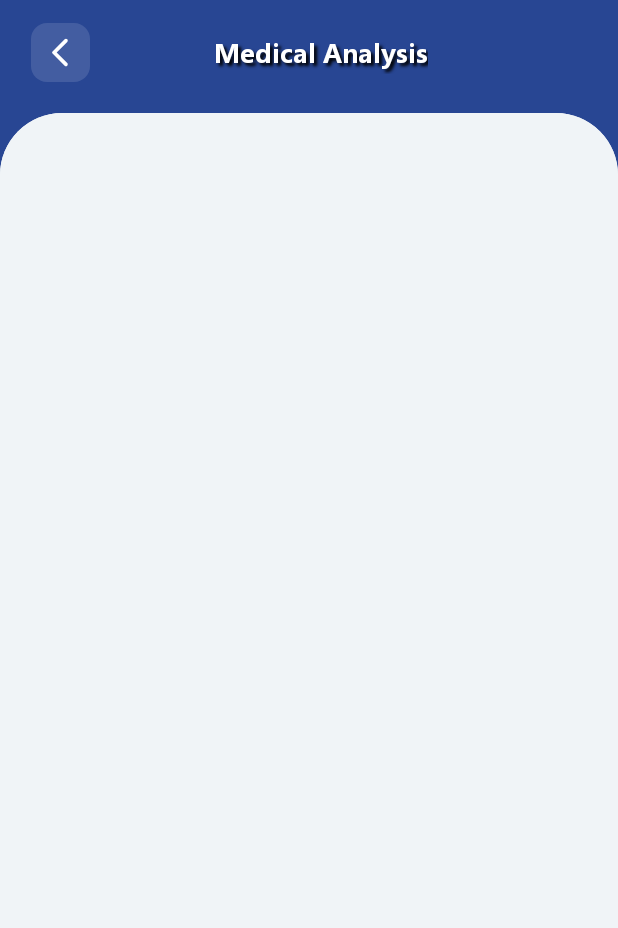
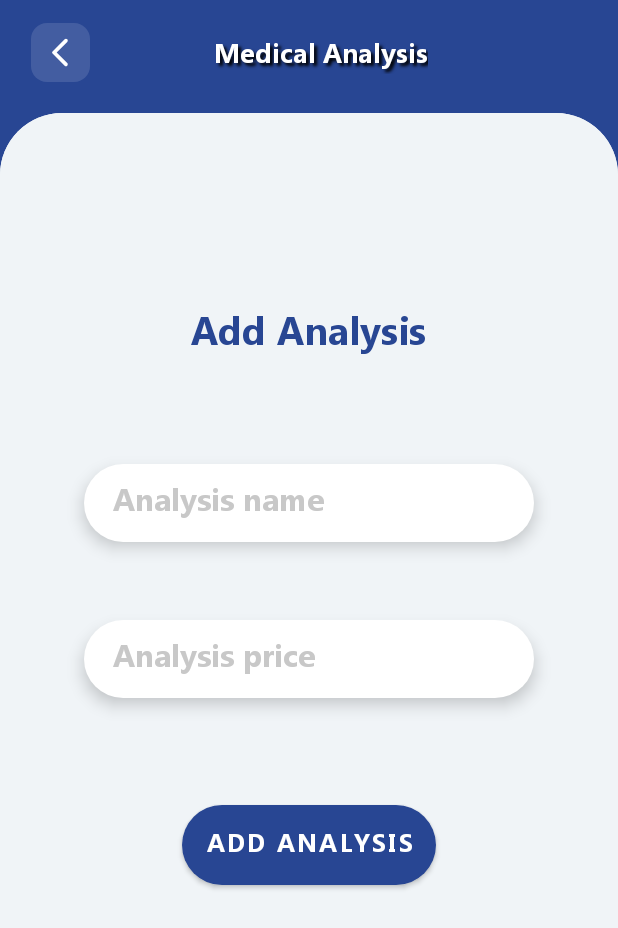
Before and after one commit to Amr99Medhat/Tahliluk-Laboratory, an Android app: the fragment AddMedicalAnalysisFragment placed in its activity, on a phone screen of 412 x 824 dp. Shown: the top 928 px of the screen. Run offline under Robolectric (Android 15) with nearby library versions, the phone set to English and light mode, and no system bars; our stand-ins replace sdp/ssp sizes; 2 statements that could not run were skipped.

Commit message:
Finish Add Analysis Screen
finish  xml for add analysis screen

```diff
--- a/app/src/main/res/layout/fragment_add_medical_analysis.xml
+++ b/app/src/main/res/layout/fragment_add_medical_analysis.xml
@@ -1,11 +1,95 @@
 <?xml version="1.0" encoding="utf-8"?>
-<FrameLayout xmlns:android="http://schemas.android.com/apk/res/android"
+<androidx.constraintlayout.widget.ConstraintLayout xmlns:android="http://schemas.android.com/apk/res/android"
     xmlns:tools="http://schemas.android.com/tools"
     android:layout_width="match_parent"
     android:layout_height="match_parent"
+    xmlns:app="http://schemas.android.com/apk/res-auto"
     android:background="@drawable/background_content_bottom"
     tools:context=".fragments.AddMedicalAnalysisFragment">
 
 
+    <EditText
+        android:id="@+id/analysis_name"
+        android:layout_width="match_parent"
+        android:layout_height="@dimen/_40sdp"
+        android:layout_marginStart="@dimen/_43sdp"
+        android:layout_marginTop="234dp"
+        android:layout_marginEnd="@dimen/_43sdp"
+        android:background="@drawable/background_input"
+        android:color="@color/primary"
+        android:elevation="@dimen/_5sdp"
+        android:fontFamily="@font/ntailub"
+        android:hint="@string/analysis_name"
+        android:imeOptions="actionNext"
+        android:importantForAutofill="no"
+        android:inputType="text"
+        android:paddingStart="@dimen/_15sdp"
+        android:paddingEnd="@dimen/_15sdp"
+        android:textColor="@color/secondary_text"
+        android:textColorHint="@color/third_text"
+        android:textSize="@dimen/_16ssp"
+        app:layout_constraintEnd_toEndOf="parent"
+        app:layout_constraintStart_toStartOf="parent"
+        app:layout_constraintTop_toTopOf="parent" />
 
-</FrameLayout>
+    <EditText
+        android:id="@+id/analysis_price"
+        android:layout_width="match_parent"
+        android:layout_height="@dimen/_40sdp"
+        android:layout_marginStart="@dimen/_43sdp"
+        android:layout_marginTop="52dp"
+        android:layout_marginEnd="@dimen/_43sdp"
+        android:background="@drawable/background_input"
+        android:color="@color/primary"
+        android:elevation="@dimen/_5sdp"
+        android:fontFamily="@font/ntailub"
+        android:hint="@string/analysis_price"
+        android:imeOptions="actionDone"
+        android:importantForAutofill="no"
+        android:inputType="numberDecimal"
+        android:paddingStart="@dimen/_15sdp"
+        android:paddingEnd="@dimen/_15sdp"
+        android:textAlignment="viewStart"
+        android:textColor="@color/secondary_text"
+        android:textColorHint="@color/third_text"
+        android:textSize="@dimen/_16ssp"
+        app:layout_constraintEnd_toEndOf="parent"
+        app:layout_constraintHorizontal_bias="1.0"
+        app:layout_constraintStart_toStartOf="parent"
+        app:layout_constraintTop_toBottomOf="@+id/analysis_name" />
+
+    <com.google.android.material.button.MaterialButton
+        android:id="@+id/btnSignIn"
+        android:layout_width="wrap_content"
+        android:layout_height="@dimen/_50sdp"
+        android:layout_marginStart="@dimen/_43sdp"
+        android:layout_marginTop="@dimen/_50sdp"
+        android:layout_marginEnd="@dimen/_43sdp"
+        android:fontFamily="@font/ntailub"
+        android:text="@string/add_analysis"
+        android:textAllCaps="true"
+        android:textColor="@color/white"
+        android:textSize="@dimen/_13ssp"
+        android:textStyle="bold"
+        app:cornerRadius="@dimen/_25sdp"
+        app:layout_constraintEnd_toEndOf="parent"
+        app:layout_constraintStart_toStartOf="parent"
+        app:layout_constraintTop_toBottomOf="@+id/analysis_price" />
+
+    <TextView
+        android:id="@+id/textView"
+        android:layout_width="wrap_content"
+        android:layout_height="wrap_content"
+        android:layout_marginTop="@dimen/_100sdp"
+        android:text="@string/add_analysis"
+        android:textStyle="bold"
+        android:textColor="@color/primary"
+        android:textSize="@dimen/_20ssp"
+        android:fontFamily="@font/ntailub"
+        android:shadowColor="@color/shadow"
+        app:layout_constraintEnd_toEndOf="parent"
+        app:layout_constraintHorizontal_bias="0.498"
+        app:layout_constraintStart_toStartOf="parent"
+        app:layout_constraintTop_toTopOf="parent" />
+
+</androidx.constraintlayout.widget.ConstraintLayout>
--- a/app/src/main/res/values/strings.xml
+++ b/app/src/main/res/values/strings.xml
@@ -98,4 +98,7 @@
     <string name="MediacalAnalysis">Medical Analysis</string>
     <!-- TODO: Remove or change this placeholder text -->
     <string name="hello_blank_fragment">Hello blank fragment</string>
+    <string name="analysis_name">Analysis name</string>
+    <string name="analysis_price">Analysis price</string>
+    <string name="add_analysis">Add Analysis</string>
 </resources>
```
Also changed, not shown: 1 other file.
